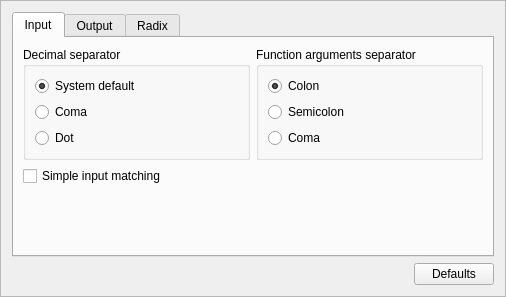
Above: ui/OptionsWidget.ui from jgeudens/MathyResurrected before the change. Below: the same form after it.
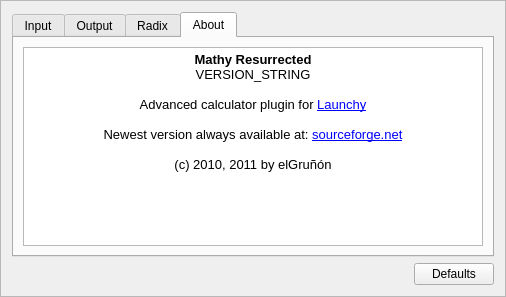
That is the form after the change. The open tabs and pages were chosen to show the change.

Commit message: Added About tab to settings widget.

Patch:
```diff
--- a/ui/OptionsWidget.ui
+++ b/ui/OptionsWidget.ui
@@ -546,6 +546,34 @@
        </item>
       </layout>
      </widget>
+     <widget class="QWidget" name="tabAbout">
+      <attribute name="title">
+       <string>About</string>
+      </attribute>
+      <layout class="QHBoxLayout" name="horizontalLayout_3">
+       <item>
+        <widget class="QTextBrowser" name="aboutText">
+         <property name="html">
+          <string>&lt;!DOCTYPE HTML PUBLIC &quot;-//W3C//DTD HTML 4.0//EN&quot; &quot;http://www.w3.org/TR/REC-html40/strict.dtd&quot;&gt;
+&lt;html&gt;&lt;head&gt;&lt;meta name=&quot;qrichtext&quot; content=&quot;1&quot; /&gt;&lt;style type=&quot;text/css&quot;&gt;
+p, li { white-space: pre-wrap; }
+&lt;/style&gt;&lt;/head&gt;&lt;body style=&quot; font-family:'MS Shell Dlg 2'; font-size:8.25pt; font-weight:400; font-style:normal;&quot;&gt;
+&lt;p align=&quot;center&quot; style=&quot; margin-top:0px; margin-bottom:0px; margin-left:0px; margin-right:0px; -qt-block-indent:0; text-indent:0px;&quot;&gt;&lt;span style=&quot; font-size:10pt; font-weight:600;&quot;&gt;Mathy Resurrected&lt;/span&gt;&lt;/p&gt;
+&lt;p align=&quot;center&quot; style=&quot; margin-top:0px; margin-bottom:0px; margin-left:0px; margin-right:0px; -qt-block-indent:0; text-indent:0px;&quot;&gt;&lt;span style=&quot; font-size:10pt;&quot;&gt;VERSION_STRING&lt;/span&gt;&lt;/p&gt;
+&lt;p align=&quot;center&quot; style=&quot;-qt-paragraph-type:empty; margin-top:0px; margin-bottom:0px; margin-left:0px; margin-right:0px; -qt-block-indent:0; text-indent:0px; font-size:10pt;&quot;&gt;&lt;/p&gt;
+&lt;p align=&quot;center&quot; style=&quot; margin-top:0px; margin-bottom:0px; margin-left:0px; margin-right:0px; -qt-block-indent:0; text-indent:0px;&quot;&gt;&lt;span style=&quot; font-size:10pt;&quot;&gt;Advanced calculator plugin for &lt;/span&gt;&lt;a href=&quot;http://www.launchy.net/&quot;&gt;&lt;span style=&quot; font-size:10pt; text-decoration: underline; color:#0000ff;&quot;&gt;Launchy&lt;/span&gt;&lt;/a&gt;&lt;/p&gt;
+&lt;p align=&quot;center&quot; style=&quot;-qt-paragraph-type:empty; margin-top:0px; margin-bottom:0px; margin-left:0px; margin-right:0px; -qt-block-indent:0; text-indent:0px; font-size:10pt;&quot;&gt;&lt;/p&gt;
+&lt;p align=&quot;center&quot; style=&quot; margin-top:0px; margin-bottom:0px; margin-left:0px; margin-right:0px; -qt-block-indent:0; text-indent:0px;&quot;&gt;&lt;span style=&quot; font-size:10pt;&quot;&gt;Newest version always available at: &lt;/span&gt;&lt;a href=&quot;http://sourceforge.net/projects/mathyresurected/&quot;&gt;&lt;span style=&quot; font-size:10pt; text-decoration: underline; color:#0000ff;&quot;&gt;sourceforge.net&lt;/span&gt;&lt;/a&gt;&lt;/p&gt;
+&lt;p align=&quot;center&quot; style=&quot;-qt-paragraph-type:empty; margin-top:0px; margin-bottom:0px; margin-left:0px; margin-right:0px; -qt-block-indent:0; text-indent:0px; font-size:10pt;&quot;&gt;&lt;/p&gt;
+&lt;p align=&quot;center&quot; style=&quot; margin-top:0px; margin-bottom:0px; margin-left:0px; margin-right:0px; -qt-block-indent:0; text-indent:0px;&quot;&gt;&lt;span style=&quot; font-size:10pt;&quot;&gt;(c) 2010, 2011 by elGruñón&lt;/span&gt;&lt;/p&gt;&lt;/body&gt;&lt;/html&gt;</string>
+         </property>
+         <property name="openExternalLinks">
+          <bool>true</bool>
+         </property>
+        </widget>
+       </item>
+      </layout>
+     </widget>
     </widget>
    </item>
   </layout>
```
Left out of the diff: 6 changed lines with no effect on the pictures. The commit also changes 2 other files.
